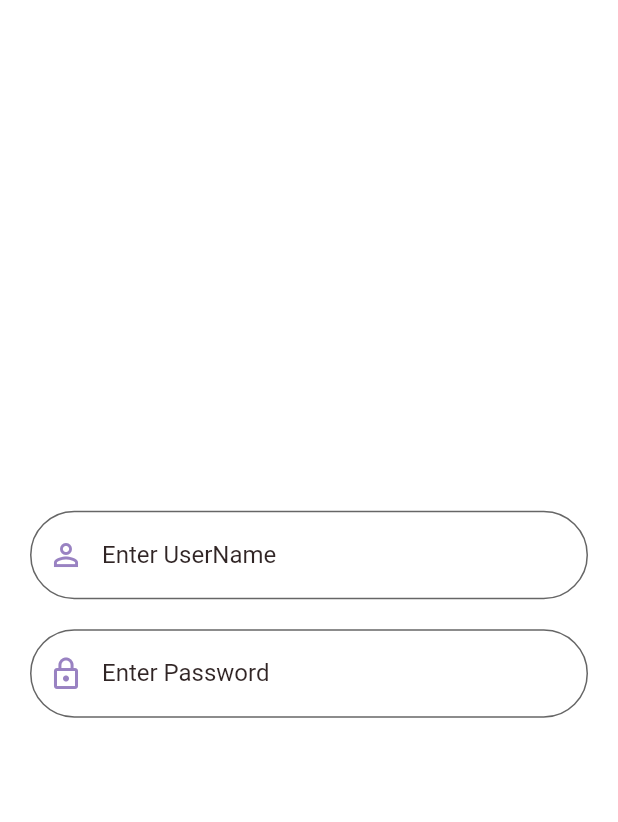
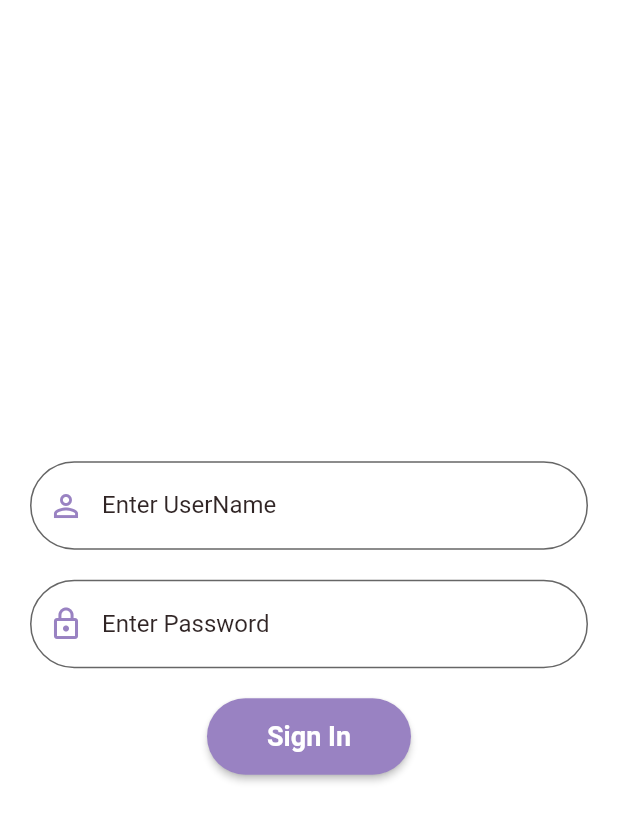
Before and after one commit to ghaliah99/Jesr, a Flutter app: the screen it shows after launch, on a phone screen of 412 x 824 dp. Shown: the top 822 px of the screen. Run offline on Flutter 3.47's test engine with Material 2 defaults, Android fonts, the phone set to English and light mode, and no system bars; our stand-ins replace firebase_core; accounts and stored records are empty; statements that could not run were skipped.

Commit message:
sign in button

```diff
--- a/lib/Screens/signIn.dart
+++ b/lib/Screens/signIn.dart
@@ -12,7 +12,6 @@ class SignInScreen extends StatefulWidget {
 class _SignInScreenState extends State<SignInScreen> {
   TextEditingController _emailTextController = TextEditingController();
   TextEditingController _passwordTextController = TextEditingController();
-
 @override
 Widget build(BuildContext context) {
   return Scaffold(
@@ -51,7 +50,27 @@ Widget build(BuildContext context) {
               ),
             ),
             const SizedBox(
-              height: 5,
+              height: 20, // Add some space between the text fields and the button
+            ),
+            ElevatedButton(
+              onPressed: () {
+                // Add your submit button action here
+              },
+              style: ElevatedButton.styleFrom(
+                primary: hexStringToColor("9982C2"),
+                onPrimary: Colors.white, // Text color
+                shape: RoundedRectangleBorder(
+                  borderRadius: BorderRadius.circular(30),
+                ),
+                padding: EdgeInsets.symmetric(horizontal: 40, vertical: 15),
+              ),
+              child: Text(
+                "Sign In",
+                style: TextStyle(
+                  fontSize: 18,
+                  fontWeight: FontWeight.bold,
+                ),
+              ),
             ),
           ],
         ),
@@ -59,6 +78,7 @@ Widget build(BuildContext context) {
     ),
   );
 }
+
 
 
 TextField reusableTextField(
```
